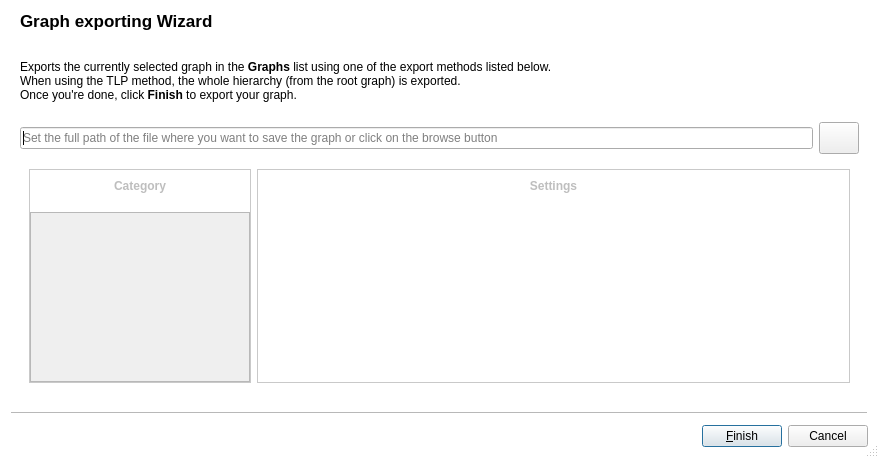
Before: the Qt Designer form plugins/perspective/GraphPerspective/designer/ExportWizard.ui in vadivelselvaraj/TulipGLImprovement, drawn with Qt 5.
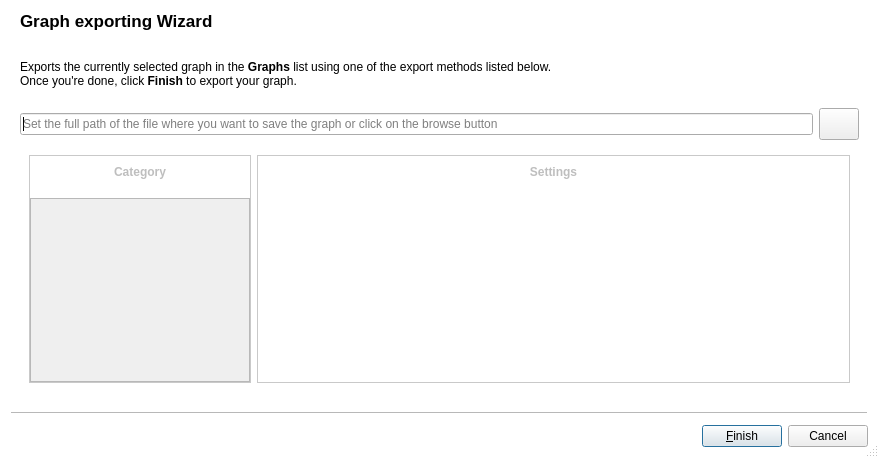
After: the same form once the commit is applied. Icons and pictures are not drawn. Custom widgets are drawn as their Qt base class.

Commit message: - update documentation related to TLP export

The edit to the form file:
```diff
--- a/plugins/perspective/GraphPerspective/designer/ExportWizard.ui
+++ b/plugins/perspective/GraphPerspective/designer/ExportWizard.ui
@@ -68,7 +68,7 @@
     <item>
      <widget class="QLabel" name="label">
       <property name="text">
-       <string>&lt;html&gt;&lt;head/&gt;&lt;body&gt;&lt;p&gt;&lt;br/&gt;Exports the currently selected graph in the &lt;b&gt;Graphs&lt;/b&gt; list using one of the export methods listed below. &lt;br/&gt;When using the TLP method, the whole hierarchy (from the root graph) is exported.&lt;br/&gt;Once you're done, click &lt;span style=&quot; font-weight:600;&quot;&gt;Finish&lt;/span&gt; to export your graph.&lt;br/&gt;&lt;/p&gt;&lt;/body&gt;&lt;/html&gt;</string>
+       <string>&lt;html&gt;&lt;head/&gt;&lt;body&gt;&lt;p&gt;&lt;br/&gt;Exports the currently selected graph in the &lt;span style=&quot; font-weight:600;&quot;&gt;Graphs&lt;/span&gt; list using one of the export methods listed below.&lt;br/&gt;Once you're done, click &lt;span style=&quot; font-weight:600;&quot;&gt;Finish&lt;/span&gt; to export your graph.&lt;br/&gt;&lt;/p&gt;&lt;/body&gt;&lt;/html&gt;</string>
       </property>
       <property name="wordWrap">
        <bool>true</bool>
```
Left out of the diff: 42 changed lines with no effect on the pictures. The commit also changes 1 other file.
